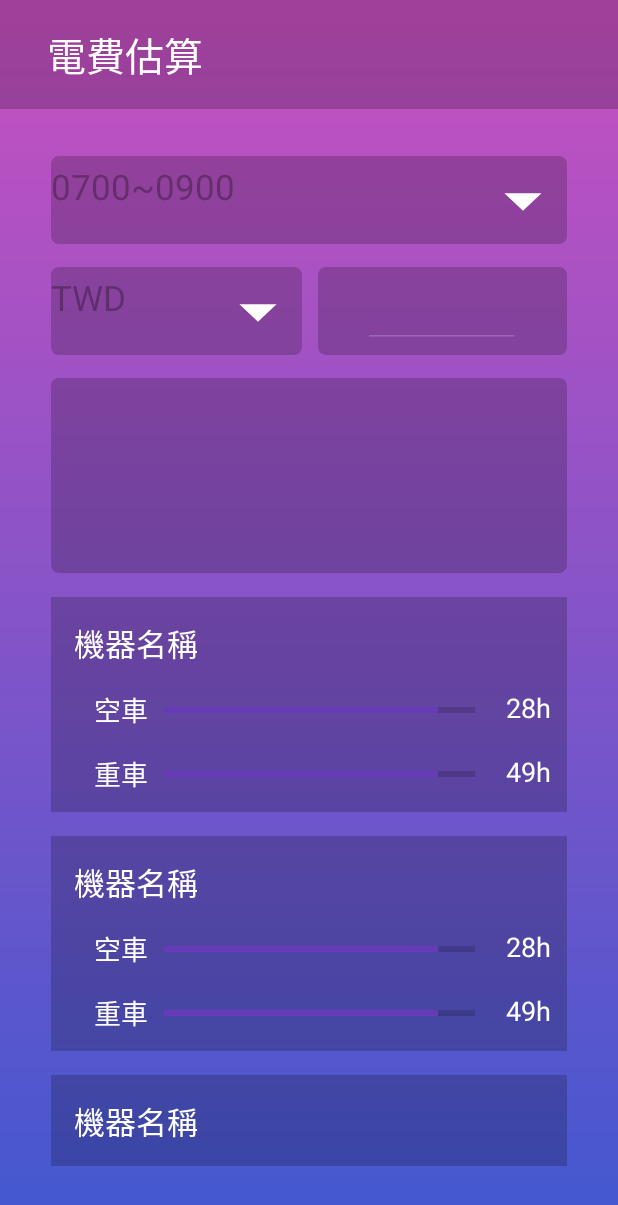
After one commit to ilikekobe0502/GoService, an Android app: the fragment PriceEvaluateFragment placed in its activity, on a phone screen of 412 x 824 dp. The commit adds this screen. Shown: the top 1205 px of the screen. Run offline under Robolectric (Android 15) with nearby library versions, the phone set to English and light mode, and no system bars; our stand-ins replace RxJava, sdp/ssp sizes.

Commit message:
Subject [ Feature ] : 電費估算 初版 Message : 1. 電費估算頁面初版

```diff
--- a/app/src/main/java/com/neo/goservice/ViewModelFactory.kt
+++ b/app/src/main/java/com/neo/goservice/ViewModelFactory.kt
@@ -5,6 +5,7 @@ import android.arch.lifecycle.ViewModel
 import android.arch.lifecycle.ViewModelProvider
 import com.neo.goservice.pages.TemplateFragment
 import com.neo.goservice.pages.TemplateViewModel
+import com.neo.goservice.pages.evaluate.PriceEvaluateViewModel
 import com.neo.goservice.pages.login.LoginViewModel
 import com.neo.goservice.repository.Repository
 import com.neo.goservice.repository.provider.preferences.SharedPreferencesProvider
@@ -26,6 +27,7 @@ class ViewModelFactory(private val application: Application,
             when {
                 isAssignableFrom(TemplateFragment::class.java) -> TemplateViewModel(application, CompositeDisposable(), repository)
                 isAssignableFrom(LoginViewModel::class.java) -> LoginViewModel(application, CompositeDisposable(), repository)
+                isAssignableFrom(PriceEvaluateViewModel::class.java) -> PriceEvaluateViewModel(application, CompositeDisposable(), repository)
                 else -> throw IllegalArgumentException("Unknown ViewModel class: ${modelClass.name}")
             } as T
         }
--- a/app/src/main/java/com/neo/goservice/constants/Page.kt
+++ b/app/src/main/java/com/neo/goservice/constants/Page.kt
@@ -4,6 +4,7 @@ import android.os.Bundle
 import android.support.v4.app.Fragment
 import com.neo.goservice.pages.home.HomeFragment
 import com.neo.goservice.pages.TemplateFragment
+import com.neo.goservice.pages.evaluate.PriceEvaluateFragment
 import com.neo.goservice.pages.login.LoginFragment
 import java.lang.IllegalArgumentException
 
@@ -17,6 +18,7 @@ object Page {
     const val TEMPLATE = 1000
     const val HOME = 1001
     const val LOGIN = 1002
+    const val PRICE_EVALUATE = 1003
 
     /*--------------------------------------------------------------------------------------------*/
     /* Helpers */
@@ -29,6 +31,7 @@ object Page {
             TEMPLATE -> result = TemplateFragment.newInstance()
             HOME -> result = HomeFragment.newInstance()
             LOGIN -> result = LoginFragment.newInstance()
+            PRICE_EVALUATE -> result = PriceEvaluateFragment.newInstance()
             else -> throw IllegalArgumentException("No match view! page = $page")
         }
 
--- /dev/null
+++ b/app/src/main/java/com/neo/goservice/pages/evaluate/MachineRecyclerViewAdapter.kt
@@ -0,0 +1,26 @@
+package com.neo.goservice.pages.evaluate
+
+import android.support.v7.widget.RecyclerView
+import android.view.LayoutInflater
+import android.view.View
+import android.view.ViewGroup
+import com.neo.goservice.R
+
+class MachineRecyclerViewAdapter : RecyclerView.Adapter<MachineRecyclerViewAdapter.ViewHolder>() {
+    override fun onCreateViewHolder(p0: ViewGroup, p1: Int): ViewHolder {
+        val view: View = LayoutInflater.from(p0.context).inflate(R.layout.item_machine, p0, false)
+        return ViewHolder(view)
+    }
+
+    override fun getItemCount(): Int {
+        return 3
+    }
+
+    override fun onBindViewHolder(p0: ViewHolder, p1: Int) {
+    }
+
+
+    class ViewHolder(view: View) : RecyclerView.ViewHolder(view) {
+        fun bind() {}
+    }
+}
--- /dev/null
+++ b/app/src/main/java/com/neo/goservice/pages/evaluate/PriceEvaluateFragment.kt
@@ -0,0 +1,69 @@
+package com.neo.goservice.pages.evaluate
+
+import android.os.Bundle
+import android.support.v7.widget.LinearLayoutManager
+import android.view.*
+import android.widget.ArrayAdapter
+import com.neo.goservice.AppInjector
+import com.neo.goservice.R
+import com.neo.goservice.pages.base.InteractionView
+import com.neo.goservice.pages.base.OnPageInteractionListener
+import kotlinx.android.synthetic.main.fragment_price_evaluate.*
+import kotlinx.android.synthetic.main.view_tool_bar_title.*
+
+class PriceEvaluateFragment : InteractionView<OnPageInteractionListener.Primary>(), View.OnFocusChangeListener, View.OnClickListener {
+    private lateinit var mViewModel: PriceEvaluateViewModel
+
+    private var mAdapter: MachineRecyclerViewAdapter = MachineRecyclerViewAdapter()
+    private var mTimeAdapter: ArrayAdapter<String>? = null
+    private var mCoinAdapter: ArrayAdapter<String>? = null
+
+    companion object {
+        fun newInstance(): PriceEvaluateFragment = PriceEvaluateFragment()
+        private val TAG = PriceEvaluateFragment::class.simpleName
+    }
+
+    override fun onCreate(savedInstanceState: Bundle?) {
+        super.onCreate(savedInstanceState)
+        mViewModel = AppInjector.obtainViewModel(this)
+    }
+
+    override fun onCreateView(inflater: LayoutInflater, container: ViewGroup?, savedInstanceState: Bundle?): View? {
+        super.onCreateView(inflater, container, savedInstanceState)
+        return inflater.inflate(R.layout.fragment_price_evaluate, container, false)
+    }
+
+    override fun onViewCreated(view: View, savedInstanceState: Bundle?) {
+        super.onViewCreated(view, savedInstanceState)
+    }
+
+    override fun onStart() {
+        super.onStart()
+
+        renderView()
+    }
+
+    override fun onFocusChange(v: View?, hasFocus: Boolean) {
+        when (v?.id) {
+
+        }
+    }
+
+    override fun onClick(v: View?) {
+        when (v?.id) {
+        }
+    }
+
+    private fun renderView() {
+        textView_title.setText(R.string.home_price_evaluate)
+        recyclerView_machine.layoutManager = LinearLayoutManager(context, LinearLayoutManager.VERTICAL, false)
+        recyclerView_machine.adapter = mAdapter
+
+
+        mTimeAdapter = ArrayAdapter(context!!, R.layout.view_lang_dorpdown, R.id.text, resources.getStringArray(R.array.price_evaluate_times))
+        mCoinAdapter = ArrayAdapter(context!!, R.layout.view_lang_dorpdown, R.id.text, resources.getStringArray(R.array.price_evaluate_coins))
+
+        spinner_time.adapter = mTimeAdapter
+        spinner_currency.adapter = mCoinAdapter
+    }
+}
--- /dev/null
+++ b/app/src/main/java/com/neo/goservice/pages/evaluate/PriceEvaluateViewModel.kt
@@ -0,0 +1,43 @@
+package com.neo.goservice.pages.evaluate
+
+import android.app.Application
+import android.arch.lifecycle.MutableLiveData
+import android.util.Log
+import com.google.gson.Gson
+import com.neo.goservice.repository.Repository
+import com.neo.goservice.repository.data.PriceEvaluate
+import com.neo.goservice.repository.viewModel.BaseViewModel
+import io.reactivex.Single
+import io.reactivex.android.schedulers.AndroidSchedulers
+import io.reactivex.disposables.CompositeDisposable
+
+class PriceEvaluateViewModel(
+        application: Application,
+        private val compositeDisposable: CompositeDisposable,
+        private val repository: Repository
+) : BaseViewModel(application, compositeDisposable) {
+    private val TAG = PriceEvaluateViewModel::class.java.simpleName
+
+    val getEvaluateSuccess = MutableLiveData<PriceEvaluate>()
+    val getEvaluateProgress = MutableLiveData<Boolean>()
+    val getEvaluateError = MutableLiveData<Throwable>()
+
+    val s = "{\"price_evaluate\":{\"machine\":[{\"name\":\"機器1\",\"car_empty\":\"10h\",\"car_full\":\"20h\"},{\"name\":\"機器2\",\"car_empty\":\"5h\",\"car_full\":\"30h\"},{\"name\":\"機器3\",\"car_empty\":\"6h\",\"car_full\":\"10h\"},{\"name\":\"機器4\",\"car_empty\":\"10h\",\"car_full\":\"30h\"}],\"total_info\":{\"price\":\"44000\",\"car_empty\":\"80\",\"car_full\":\"20\"},\"car_full_info\":{\"hour\":\"300\",\"whtt\":\"10000\",\"price\":\"30000\"}}}"
+    val mGson = Gson()
+
+    init {
+        compositeDisposable.add(Single.just(mGson.fromJson(s, PriceEvaluate::class.java))
+                .observeOn(AndroidSchedulers.mainThread())
+                .doOnSubscribe { getEvaluateProgress.value = true }
+                .doFinally { getEvaluateProgress.value = false }
+                .subscribe({
+                    getEvaluateSuccess.value = it
+
+                }, {
+                    getEvaluateError.value = it
+                    Log.e(TAG, "error = $it")
+                })
+        )
+    }
+
+}
--- a/app/src/main/java/com/neo/goservice/repository/data/Domains.kt
+++ b/app/src/main/java/com/neo/goservice/repository/data/Domains.kt
@@ -19,3 +19,34 @@ data class Login(
 data class Role(
         var id: String? = ""
 )
+
+/*
+    Price Evaluate
+ */
+data class PriceEvaluate(
+        var price_evaluate: PriceEvaluateData
+)
+
+data class PriceEvaluateData(
+        var machine: ArrayList<Machine> = ArrayList(),
+        var total_info: TotalInfo?,
+        var car_full_info: CarFullInfo?
+)
+
+data class Machine(
+        var name: String? = "",
+        var car_empty: String? = "",
+        var car_full: String? = ""
+)
+
+data class TotalInfo(
+        var price: Int = 0,
+        var car_empty: Int = 0,
+        var car_full: Int = 0
+)
+
+data class CarFullInfo(
+        var hour: Int = 0,
+        var whtt: Int = 0,
+        var price: Int = 0
+)
--- /dev/null
+++ b/app/src/main/res/layout/fragment_price_evaluate.xml
@@ -0,0 +1,113 @@
+<?xml version="1.0" encoding="utf-8"?>
+<android.support.constraint.ConstraintLayout xmlns:android="http://schemas.android.com/apk/res/android"
+    xmlns:app="http://schemas.android.com/apk/res-auto"
+    xmlns:tools="http://schemas.android.com/tools"
+    android:layout_width="match_parent"
+    android:layout_height="match_parent"
+    android:background="@drawable/rectangle_home_bg">
+
+
+    <include
+        android:id="@+id/include"
+        layout="@layout/view_tool_bar_title" />
+
+    <Spinner
+        android:id="@+id/spinner_time"
+        android:layout_width="0dp"
+        android:layout_height="@dimen/_45sdp"
+        android:layout_marginStart="@dimen/_26sdp"
+        android:layout_marginTop="@dimen/_24sdp"
+        android:layout_marginEnd="@dimen/_26sdp"
+        android:background="@drawable/rectangle_general_bg"
+        app:layout_constraintEnd_toEndOf="parent"
+        app:layout_constraintStart_toStartOf="parent"
+        app:layout_constraintTop_toBottomOf="@+id/include" />
+
+
+    <ImageView
+        android:id="@+id/imageView2"
+        android:layout_width="@dimen/_46sdp"
+        android:layout_height="@dimen/_43sdp"
+        android:background="@drawable/ic_arrow_down_withe"
+        app:layout_constraintBottom_toBottomOf="@+id/spinner_time"
+        app:layout_constraintEnd_toEndOf="@+id/spinner_time"
+        app:layout_constraintTop_toTopOf="@+id/spinner_time" />
+
+    <Spinner
+        android:id="@+id/spinner_currency"
+        android:layout_width="0dp"
+        android:layout_height="@dimen/_45sdp"
+        android:layout_marginTop="@dimen/_12sdp"
+        android:layout_marginEnd="@dimen/_4sdp"
+        android:background="@drawable/rectangle_general_bg"
+        app:layout_constraintEnd_toStartOf="@+id/guideline"
+        app:layout_constraintStart_toStartOf="@+id/spinner_time"
+        app:layout_constraintTop_toBottomOf="@+id/spinner_time" />
+
+
+    <ImageView
+        android:id="@+id/imageView"
+        android:layout_width="@dimen/_46sdp"
+        android:layout_height="@dimen/_43sdp"
+        android:background="@drawable/ic_arrow_down_withe"
+        app:layout_constraintBottom_toBottomOf="@+id/spinner_currency"
+        app:layout_constraintEnd_toEndOf="@+id/spinner_currency"
+        app:layout_constraintTop_toTopOf="@+id/spinner_currency" />
+
+    <ImageView
+        android:id="@+id/imageView_edit_bg"
+        android:layout_width="0dp"
+        android:layout_height="0dp"
+        android:layout_marginStart="@dimen/_4sdp"
+        android:background="@drawable/rectangle_general_bg"
+        app:layout_constraintBottom_toBottomOf="@+id/spinner_currency"
+        app:layout_constraintEnd_toEndOf="@+id/spinner_time"
+        app:layout_constraintStart_toStartOf="@+id/guideline"
+        app:layout_constraintTop_toTopOf="@+id/spinner_currency" />
+
+    <android.support.v7.widget.AppCompatEditText
+        android:id="@+id/editText2"
+        android:layout_width="0dp"
+        android:layout_height="wrap_content"
+        android:layout_marginStart="@dimen/_23sdp"
+        android:layout_marginEnd="@dimen/_24sdp"
+        android:ellipsize="end"
+        android:gravity="center_horizontal"
+        android:maxLines="1"
+        android:textColor="@android:color/white"
+        android:textCursorDrawable="@android:color/white"
+        android:textSize="@dimen/_16ssp"
+        app:backgroundTint="@color/withe20"
+        app:layout_constraintBottom_toBottomOf="@+id/imageView_edit_bg"
+        app:layout_constraintEnd_toEndOf="@+id/imageView_edit_bg"
+        app:layout_constraintStart_toStartOf="@+id/imageView_edit_bg"
+        app:layout_constraintTop_toTopOf="@+id/imageView_edit_bg" />
+
+    <android.support.v4.view.ViewPager
+        android:id="@+id/viewPager"
+        android:layout_width="0dp"
+        android:layout_height="@dimen/_100sdp"
+        android:layout_marginTop="@dimen/_12sdp"
+        android:background="@drawable/rectangle_general_bg"
+        app:layout_constraintEnd_toEndOf="@+id/imageView_edit_bg"
+        app:layout_constraintStart_toStartOf="@+id/spinner_currency"
+        app:layout_constraintTop_toBottomOf="@+id/spinner_currency" />
+
+    <android.support.v7.widget.RecyclerView
+        android:id="@+id/recyclerView_machine"
+        android:layout_width="0dp"
+        android:layout_height="0dp"
+        android:layout_marginTop="8dp"
+        android:layout_marginBottom="@dimen/_36sdp"
+        app:layout_constraintBottom_toBottomOf="parent"
+        app:layout_constraintEnd_toEndOf="@+id/viewPager"
+        app:layout_constraintStart_toStartOf="@+id/viewPager"
+        app:layout_constraintTop_toBottomOf="@+id/viewPager" />
+
+    <android.support.constraint.Guideline
+        android:id="@+id/guideline"
+        android:layout_width="wrap_content"
+        android:layout_height="wrap_content"
+        android:orientation="vertical"
+        app:layout_constraintGuide_percent="0.50121653" />
+</android.support.constraint.ConstraintLayout>
--- /dev/null
+++ b/app/src/main/res/layout/item_machine.xml
@@ -0,0 +1,94 @@
+<?xml version="1.0" encoding="utf-8"?>
+<android.support.constraint.ConstraintLayout xmlns:android="http://schemas.android.com/apk/res/android"
+    xmlns:app="http://schemas.android.com/apk/res-auto"
+    android:layout_width="match_parent"
+    android:layout_height="@dimen/_110sdp"
+    android:layout_gravity="center"
+    android:layout_marginTop="@dimen/_6sdp"
+    android:layout_marginBottom="@dimen/_6sdp"
+    android:background="@color/black20">
+
+    <TextView
+        android:id="@+id/textView2"
+        android:layout_width="wrap_content"
+        android:layout_height="wrap_content"
+        android:layout_marginStart="@dimen/_12sdp"
+        android:layout_marginTop="@dimen/_12sdp"
+        android:text="機器名稱"
+        android:textColor="@android:color/white"
+        android:textSize="@dimen/_16ssp"
+        app:layout_constraintStart_toStartOf="parent"
+        app:layout_constraintTop_toTopOf="parent"
+        app:layout_goneMarginStart="@dimen/_12sdp" />
+
+    <TextView
+        android:id="@+id/textView3"
+        android:layout_width="wrap_content"
+        android:layout_height="wrap_content"
+        android:layout_marginStart="@dimen/_10sdp"
+        android:layout_marginTop="@dimen/_12sdp"
+        android:text="@string/price_evaluate_empty_car_item"
+        android:textColor="@android:color/white"
+        android:textSize="@dimen/_14ssp"
+        app:layout_constraintStart_toStartOf="@+id/textView2"
+        app:layout_constraintTop_toBottomOf="@+id/textView2" />
+
+    <TextView
+        android:id="@+id/textView4"
+        android:layout_width="wrap_content"
+        android:layout_height="wrap_content"
+        android:layout_marginTop="@dimen/_12sdp"
+        android:text="@string/price_evaluate_full_car_item"
+        android:textColor="@android:color/white"
+        android:textSize="@dimen/_14ssp"
+        app:layout_constraintStart_toStartOf="@+id/textView3"
+        app:layout_constraintTop_toBottomOf="@+id/textView3" />
+
+    <TextView
+        android:id="@+id/textView_empty_time"
+        android:layout_width="wrap_content"
+        android:layout_height="wrap_content"
+        android:layout_marginEnd="@dimen/_8sdp"
+        android:text="28h"
+        android:textColor="@android:color/white"
+        android:textSize="@dimen/_14ssp"
+        app:layout_constraintEnd_toEndOf="parent"
+        app:layout_constraintTop_toTopOf="@+id/textView3" />
+
+    <TextView
+        android:id="@+id/textView_full_time"
+        android:layout_width="wrap_content"
+        android:layout_height="wrap_content"
+        android:text="49h"
+        android:textColor="@android:color/white"
+        android:textSize="@dimen/_14ssp"
+        app:layout_constraintEnd_toEndOf="@+id/textView_empty_time"
+        app:layout_constraintTop_toTopOf="@+id/textView4" />
+
+    <ProgressBar
+        android:id="@+id/progress_empty"
+        style="@style/Widget.AppCompat.ProgressBar.Horizontal"
+        android:layout_width="0dp"
+        android:layout_height="wrap_content"
+        android:layout_marginStart="@dimen/_8sdp"
+        android:layout_marginEnd="@dimen/_16sdp"
+        android:progress="88"
+        app:layout_constraintBottom_toBottomOf="@+id/textView3"
+        app:layout_constraintEnd_toStartOf="@+id/textView_empty_time"
+        app:layout_constraintStart_toEndOf="@+id/textView3"
+        app:layout_constraintTop_toTopOf="@+id/textView3" />
+
+    <ProgressBar
+        android:id="@+id/progress_full"
+        style="@style/Widget.AppCompat.ProgressBar.Horizontal"
+        android:layout_width="0dp"
+        android:layout_height="wrap_content"
+        android:layout_marginStart="@dimen/_8sdp"
+        android:layout_marginEnd="@dimen/_16sdp"
+        android:background="@android:color/transparent"
+        android:progress="88"
+        app:layout_constraintBottom_toBottomOf="@+id/textView4"
+        app:layout_constraintEnd_toStartOf="@+id/textView_full_time"
+        app:layout_constraintStart_toEndOf="@+id/textView4"
+        app:layout_constraintTop_toTopOf="@+id/textView4" />
+</android.support.constraint.ConstraintLayout>
--- /dev/null
+++ b/app/src/main/res/layout/view_tool_bar_title.xml
@@ -0,0 +1,19 @@
+<?xml version="1.0" encoding="utf-8"?>
+<android.support.constraint.ConstraintLayout xmlns:android="http://schemas.android.com/apk/res/android"
+    xmlns:app="http://schemas.android.com/apk/res-auto"
+    android:layout_width="match_parent"
+    android:layout_height="@dimen/_56sdp"
+    android:background="@color/black20">
+
+    <TextView
+        android:id="@+id/textView_title"
+        android:textColor="@android:color/white"
+        android:layout_width="wrap_content"
+        android:layout_height="wrap_content"
+        android:layout_marginStart="@dimen/_24sdp"
+        android:src="@drawable/banner_logo"
+        android:textSize="@dimen/_20ssp"
+        app:layout_constraintBottom_toBottomOf="parent"
+        app:layout_constraintStart_toStartOf="parent"
+        app:layout_constraintTop_toTopOf="parent" />
+</android.support.constraint.ConstraintLayout>
--- a/app/src/main/res/values/strings.xml
+++ b/app/src/main/res/values/strings.xml
@@ -34,4 +34,27 @@
     <string name="login_forget_password">忘記密碼</string>
     <string name="login_forget_input_message">請輸入郵件地址</string>
 
+    <!-- Price Evaluate -->
+    <string name="price_evaluate_query_time_default">選擇查詢時段</string>
+    <string name="price_evaluate_query_currency_default">貨幣選擇</string>
+    <string name="price_evaluate_running_time">運轉時數</string>
+    <string name="price_evaluate_empty_car">空車 %d％</string>
+    <string name="price_evaluate_full_car">重車 %d％</string>
+    <string name="price_evaluate_empty_car_item">空車</string>
+    <string name="price_evaluate_full_car_item">重車</string>
+    <array name="price_evaluate_times">
+        <item>0700~0900</item>
+        <item>1000~1200</item>
+        <item>1300~1500</item>
+        <item>1600~1700</item>
+        <item>1800~1900</item>
+    </array>
+    <array name="price_evaluate_coins">
+        <item>TWD</item>
+        <item>JP</item>
+        <item>US</item>
+        <item>HK</item>
+        <item>NK</item>
+    </array>
+
 </resources>
```
Also changed, not shown: app/src/main/java/com/neo/goservice/repository/data/Requests.kt (added, +9 -0 lines).
